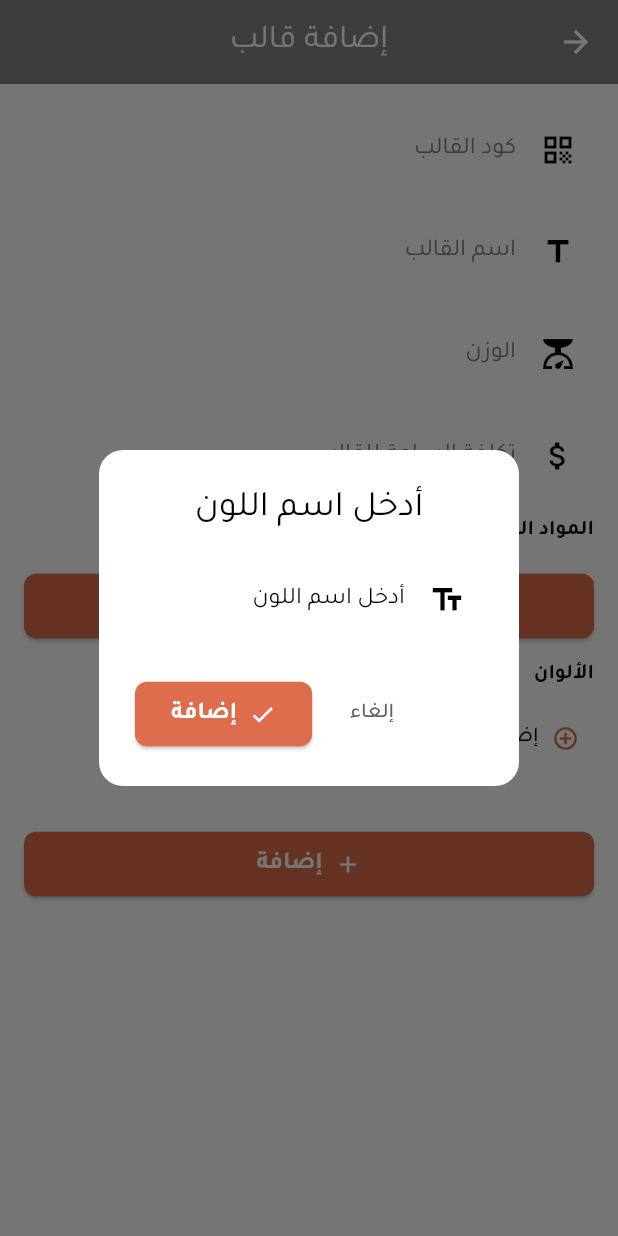
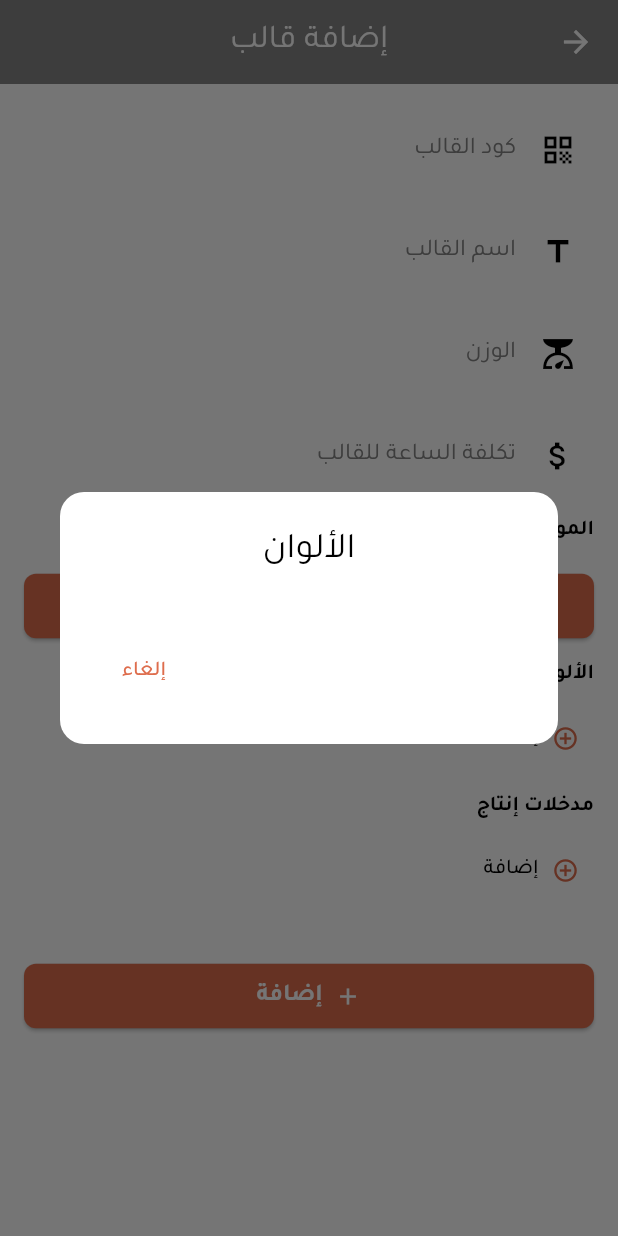
Before and after one commit to HGhurbani/plastic_factory_management, a Flutter app: the AddEditTemplateScreen screen opened directly, after a tap on "إضافة", on a phone screen of 412 x 824 dp. Run offline on Flutter 3.47's test engine with Material 3 defaults, Android fonts, the phone set to English and light mode, and no system bars; our stand-ins replace cloud_firestore, file_picker, firebase_auth, firebase_core, firebase_storage, google_fonts and 2 more; missing offline and left inert: excel; accounts and stored records are empty.

Commit message:
Add color and production input selection to templates

```diff
--- a/lib/data/models/template_model.dart
+++ b/lib/data/models/template_model.dart
@@ -31,6 +31,7 @@ class TemplateModel {
   final double costPerHour; // تكلفة الساعة للقالب
   final List<TemplateMaterial> materialsUsed; // المواد المستخدمة
   final List<String> colors; // الألوان
+  final List<String> productionInputs; // مدخلات الإنتاج
 
   TemplateModel({
     required this.id,
@@ -40,6 +41,7 @@ class TemplateModel {
     required this.costPerHour,
     required this.materialsUsed,
     required this.colors,
+    required this.productionInputs,
   });
 
   factory TemplateModel.fromDocumentSnapshot(DocumentSnapshot doc) {
@@ -55,6 +57,7 @@ class TemplateModel {
               .toList() ??
           [],
       colors: List<String>.from(data['colors'] ?? []),
+      productionInputs: List<String>.from(data['productionInputs'] ?? []),
     );
   }
 
@@ -66,6 +69,7 @@ class TemplateModel {
       'costPerHour': costPerHour,
       'materialsUsed': materialsUsed.map((e) => e.toMap()).toList(),
       'colors': colors,
+      'productionInputs': productionInputs,
     };
   }
 
@@ -77,6 +81,7 @@ class TemplateModel {
     double? costPerHour,
     List<TemplateMaterial>? materialsUsed,
     List<String>? colors,
+    List<String>? productionInputs,
   }) {
     return TemplateModel(
       id: id ?? this.id,
@@ -86,6 +91,7 @@ class TemplateModel {
       costPerHour: costPerHour ?? this.costPerHour,
       materialsUsed: materialsUsed ?? this.materialsUsed,
       colors: colors ?? this.colors,
+      productionInputs: productionInputs ?? this.productionInputs,
     );
   }
 
--- a/lib/domain/usecases/inventory_usecases.dart
+++ b/lib/domain/usecases/inventory_usecases.dart
@@ -73,6 +73,7 @@ class InventoryUseCases {
     required double costPerHour,
     required List<TemplateMaterial> materialsUsed,
     required List<String> colors,
+    required List<String> productionInputs,
   }) async {
     final newTemplate = TemplateModel(
       id: '',
@@ -82,6 +83,7 @@ class InventoryUseCases {
       costPerHour: costPerHour,
       materialsUsed: materialsUsed,
       colors: colors,
+      productionInputs: productionInputs,
     );
     await repository.addTemplate(newTemplate);
   }
@@ -94,6 +96,7 @@ class InventoryUseCases {
     required double costPerHour,
     required List<TemplateMaterial> materialsUsed,
     required List<String> colors,
+    required List<String> productionInputs,
   }) async {
     final updated = TemplateModel(
       id: id,
@@ -103,6 +106,7 @@ class InventoryUseCases {
       costPerHour: costPerHour,
       materialsUsed: materialsUsed,
       colors: colors,
+      productionInputs: productionInputs,
     );
     await repository.updateTemplate(updated);
   }
--- a/lib/l10n/app_ar.arb
+++ b/lib/l10n/app_ar.arb
@@ -59,6 +59,7 @@
   "productCode": "رقم الكود",
   "materialsUsed": "المواد المستخدمة لإنتاجه",
   "colors": "الألوان",
+  "productionInputs": "مدخلات إنتاج",
   "additives": "إضافات",
   "templates": "القوالب",
   "addTemplate": "إضافة قالب",
--- a/lib/l10n/app_en.arb
+++ b/lib/l10n/app_en.arb
@@ -96,6 +96,7 @@
   "productCode": "رقم الكود",
   "materialsUsed": "المواد المستخدمة لإنتاجه",
   "colors": "الألوان",
+  "productionInputs": "مدخلات إنتاج",
   "additives": "إضافات",
   "templates": "القوالب",
   "addTemplate": "إضافة قالب",
--- a/lib/l10n/app_localizations.dart
+++ b/lib/l10n/app_localizations.dart
@@ -76,6 +76,7 @@ class AppLocalizations {
   String get productCode => _strings["productCode"] ?? "productCode";
   String get materialsUsed => _strings["materialsUsed"] ?? "materialsUsed";
   String get colors => _strings["colors"] ?? "colors";
+  String get productionInputs => _strings["productionInputs"] ?? "productionInputs";
   String get additives => _strings["additives"] ?? "additives";
   String get templates => _strings["templates"] ?? "templates";
   String get selectTemplate => _strings["selectTemplate"] ?? "selectTemplate";
--- a/lib/presentation/inventory/add_edit_template_screen.dart
+++ b/lib/presentation/inventory/add_edit_template_screen.dart
@@ -2,6 +2,8 @@ import 'package:flutter/material.dart';
 import 'package:provider/provider.dart';
 import 'package:plastic_factory_management/l10n/app_localizations.dart';
 import 'package:plastic_factory_management/domain/usecases/inventory_usecases.dart';
+import 'package:plastic_factory_management/domain/usecases/factory_element_usecases.dart';
+import 'package:plastic_factory_management/core/constants/app_enums.dart';
 import 'package:plastic_factory_management/data/models/template_model.dart';
 import 'package:plastic_factory_management/data/models/raw_material_model.dart';
 import 'package:plastic_factory_management/theme/app_colors.dart';
@@ -24,6 +26,10 @@ class _AddEditTemplateScreenState extends State<AddEditTemplateScreen> {
   Map<String, String> _rawMaterialNames = {};
   List<TemplateMaterial> _materials = [];
   List<String> _colors = [];
+  List<String> _productionInputs = [];
+
+  List<String> _availableColors = [];
+  List<String> _availableInputs = [];
 
   @override
   void initState() {
@@ -35,7 +41,9 @@ class _AddEditTemplateScreenState extends State<AddEditTemplateScreen> {
     _costController = TextEditingController(text: t?.costPerHour.toString());
     _materials = List<TemplateMaterial>.from(t?.materialsUsed ?? []);
     _colors = List<String>.from(t?.colors ?? []);
+    _productionInputs = List<String>.from(t?.productionInputs ?? []);
     _fetchRawMaterialNames();
+    _fetchFactoryElements();
   }
 
   Future<void> _fetchRawMaterialNames() async {
@@ -45,6 +53,25 @@ class _AddEditTemplateScreenState extends State<AddEditTemplateScreen> {
     if (mounted) {
       setState(() {
         _rawMaterialNames = {for (var m in materials) m.id: m.name};
+      });
+    }
+  }
+
+  Future<void> _fetchFactoryElements() async {
+    final useCases = Provider.of<FactoryElementUseCases>(context, listen: false);
+    final elements = await useCases.getElements().first;
+    if (mounted) {
+      setState(() {
+        _availableColors = elements
+            .where((e) => e.type ==
+                FactoryElementType.colorant.toArabicString())
+            .map((e) => e.name)
+            .toList();
+        _availableInputs = elements
+            .where((e) => e.type ==
+                FactoryElementType.productionInput.toArabicString())
+            .map((e) => e.name)
+            .toList();
       });
     }
   }
@@ -204,11 +231,48 @@ class _AddEditTemplateScreenState extends State<AddEditTemplateScreen> {
                           color: AppColors.primary),
                       label: Text(loc.add),
                       onPressed: () async {
-                        final newColor =
-                            await _showTextInputDialog(context, loc.enterColorName);
-                        if (newColor != null && newColor.isNotEmpty) {
+                        final newColor = await _showOptionsDialog(
+                            context, loc.colors, _availableColors);
+                        if (newColor != null && newColor.isNotEmpty &&
+                            !_colors.contains(newColor)) {
                           setState(() {
                             _colors.add(newColor);
+                          });
+                        }
+                      },
+                    ),
+                  ],
+                ),
+                const SizedBox(height: 12),
+                Align(
+                  alignment: Alignment.centerRight,
+                  child: Text(loc.productionInputs,
+                      style: const TextStyle(fontWeight: FontWeight.bold)),
+                ),
+                const SizedBox(height: 8),
+                Wrap(
+                  spacing: 8.0,
+                  runSpacing: 4.0,
+                  children: [
+                    ..._productionInputs.map((p) => Chip(
+                          label: Text(p),
+                          onDeleted: () {
+                            setState(() {
+                              _productionInputs.remove(p);
+                            });
+                          },
+                        )),
+                    ActionChip(
+                      avatar: const Icon(Icons.add_circle_outline,
+                          color: AppColors.primary),
+                      label: Text(loc.add),
+                      onPressed: () async {
+                        final newInput = await _showOptionsDialog(
+                            context, loc.productionInputs, _availableInputs);
+                        if (newInput != null &&
+                            !_productionInputs.contains(newInput)) {
+                          setState(() {
+                            _productionInputs.add(newInput);
                           });
                         }
                       },
@@ -232,6 +296,7 @@ class _AddEditTemplateScreenState extends State<AddEditTemplateScreen> {
                             costPerHour: double.parse(_costController.text),
                             materialsUsed: _materials,
                             colors: _colors,
+                            productionInputs: _productionInputs,
                           );
                         } else {
                           await useCases.addTemplate(
@@ -241,6 +306,7 @@ class _AddEditTemplateScreenState extends State<AddEditTemplateScreen> {
                             costPerHour: double.parse(_costController.text),
                             materialsUsed: _materials,
                             colors: _colors,
+                            productionInputs: _productionInputs,
                           );
                         }
                         if (mounted) Navigator.of(context).pop();
@@ -437,4 +503,42 @@ class _AddEditTemplateScreenState extends State<AddEditTemplateScreen> {
       },
     );
   }
+
+  Future<String?> _showOptionsDialog(
+      BuildContext context, String title, List<String> options) {
+    final loc = AppLocalizations.of(context)!;
+    return showDialog<String>(
+      context: context,
+      builder: (dialogContext) {
+        return Directionality(
+          textDirection: TextDirection.rtl,
+          child: AlertDialog(
+            shape:
+                RoundedRectangleBorder(borderRadius: BorderRadius.circular(16)),
+            title: Text(title, textAlign: TextAlign.center),
+            content: SizedBox(
+              width: double.maxFinite,
+              child: ListView(
+                shrinkWrap: true,
+                children: options
+                    .map(
+                      (o) => ListTile(
+                        title: Text(o, textDirection: TextDirection.rtl),
+                        onTap: () => Navigator.pop(dialogContext, o),
+                      ),
+                    )
+                    .toList(),
+              ),
+            ),
+            actions: [
+              TextButton(
+                onPressed: () => Navigator.pop(dialogContext),
+                child: Text(loc.cancel),
+              ),
+            ],
+          ),
+        );
+      },
+    );
+  }
 }
```
